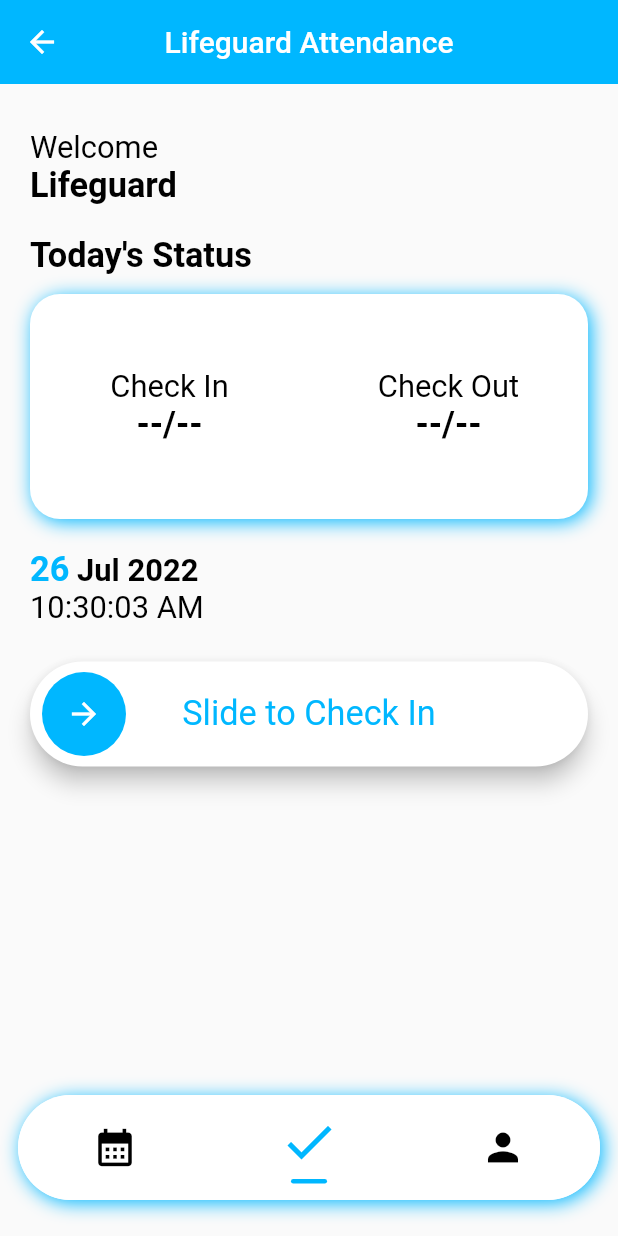
After one commit to ngicolee/C300_DrowningDetection, a Flutter app: the AttendancePage screen opened directly, item 2 of the bottom bar chosen, on a phone screen of 412 x 824 dp. The commit adds this screen. Run offline on Flutter 3.47's test engine with Material 2 defaults, Android fonts, the phone set to English and light mode, and no system bars; drawn by our look-alikes of slide_to_act; our stand-ins replace carousel_slider, cloud_firestore, firebase_auth, firebase_core, firebase_storage, google_maps_flutter and 3 more; missing offline and left inert: dart:ffi, flutter_vlc_player, twilio_flutter; accounts and stored records are empty.

Commit message:
Added Attendance Check with Realtime data

```diff
--- a/lib/models/usermodel.dart
+++ b/lib/models/usermodel.dart
@@ -1,5 +1,6 @@
 // ignore_for_file: unused_import
 
+import 'package:c300drowningdetection/pages/mainregistrationpage.dart';
 import 'package:flutter/material.dart';
 
 class UserModel {
@@ -11,3 +12,7 @@ class UserModel {
       required this.userPhoneNumber,
       required this.userRights});
 }
+
+String? get getUserName {
+  return userName;
+}
--- /dev/null
+++ b/lib/pages/attendancepage.dart
@@ -0,0 +1,120 @@
+// ignore_for_file: prefer_const_constructors, prefer_const_literals_to_create_immutables, sized_box_for_whitespace
+
+import 'package:c300drowningdetection/helpers/appcolors.dart';
+import 'package:c300drowningdetection/pages/calendarpage.dart';
+import 'package:c300drowningdetection/pages/currentdatepage.dart';
+import 'package:c300drowningdetection/pages/listitempage.dart';
+import 'package:c300drowningdetection/pages/mainhomepage.dart';
+import 'package:c300drowningdetection/pages/profilepage.dart';
+import 'package:flutter/material.dart';
+import 'package:flutter/src/foundation/key.dart';
+import 'package:flutter/src/widgets/container.dart';
+import 'package:flutter/src/widgets/framework.dart';
+
+class AttendancePage extends StatefulWidget {
+  const AttendancePage({Key? key}) : super(key: key);
+
+  @override
+  State<AttendancePage> createState() => _AttendancePageState();
+}
+
+class _AttendancePageState extends State<AttendancePage> {
+  double screenHeight = 0;
+  double screenWidth = 0;
+
+  int selectedIcon = 0;
+
+  List<IconData> navigateIcons = [
+    Icons.calendar_month,
+    Icons.check,
+    Icons.person,
+  ];
+
+  @override
+  Widget build(BuildContext context) {
+    screenHeight = MediaQuery.of(context).size.height;
+    screenWidth = MediaQuery.of(context).size.width;
+
+    return Scaffold(
+      body: IndexedStack(
+        index: selectedIcon,
+        children: [
+          CalendarPage(),
+          CurrentDatePage(),
+          ProfilePage(),
+        ],
+      ),
+      bottomNavigationBar: Container(
+        height: 70,
+        margin: EdgeInsets.only(left: 12, right: 12, bottom: 24),
+        decoration: BoxDecoration(
+          color: Colors.white,
+          borderRadius: BorderRadius.all(
+            Radius.circular(40),
+          ),
+          boxShadow: [
+            BoxShadow(
+              color: AppColors.MAIN_COLOR,
+              blurRadius: 10,
+              offset: Offset(2, 2),
+            ),
+          ],
+        ),
+        child: ClipRRect(
+          borderRadius: BorderRadius.all(
+            Radius.circular(40),
+          ),
+          child: Row(
+            crossAxisAlignment: CrossAxisAlignment.center,
+            mainAxisAlignment: MainAxisAlignment.center,
+            children: [
+              for (int i = 0; i < navigateIcons.length; i++) ...<Expanded>{
+                Expanded(
+                  child: GestureDetector(
+                    onTap: () {
+                      setState(() {
+                        selectedIcon = i;
+                      });
+                    },
+                    child: Container(
+                      height: screenHeight,
+                      width: screenWidth,
+                      color: Colors.white,
+                      child: Center(
+                        child: Column(
+                          mainAxisAlignment: MainAxisAlignment.center,
+                          children: [
+                            Icon(
+                              navigateIcons[i],
+                              color: i == selectedIcon
+                                  ? AppColors.MAIN_COLOR
+                                  : Colors.black,
+                              size: i == selectedIcon ? 40 : 30,
+                            ),
+                            i == selectedIcon
+                                ? Container(
+                                    margin: EdgeInsets.only(top: 5),
+                                    height: 3,
+                                    width: 24,
+                                    decoration: BoxDecoration(
+                                      color: AppColors.MAIN_COLOR,
+                                      borderRadius: BorderRadius.all(
+                                        Radius.circular(12),
+                                      ),
+                                    ),
+                                  )
+                                : SizedBox(),
+                          ],
+                        ),
+                      ),
+                    ),
+                  ),
+                ),
+              },
+            ],
+          ),
+        ),
+      ),
+    );
+  }
+}
--- /dev/null
+++ b/lib/pages/currentdatepage.dart
@@ -0,0 +1,357 @@
+// ignore_for_file: prefer_const_constructors, prefer_const_literals_to_create_immutables, unused_element, prefer_interpolation_to_compose_strings, avoid_print, avoid_unnecessary_containers, unused_label
+
+import 'package:c300drowningdetection/helpers/appcolors.dart';
+import 'package:c300drowningdetection/pages/listitempage.dart';
+import 'package:c300drowningdetection/pages/mainhomepage.dart';
+import 'package:cloud_firestore/cloud_firestore.dart';
+import 'package:firebase_auth/firebase_auth.dart';
+import 'package:flutter/material.dart';
+import 'package:intl/intl.dart';
+import 'package:slide_to_act/slide_to_act.dart';
+
+class CurrentDatePage extends StatefulWidget {
+  const CurrentDatePage({Key? key}) : super(key: key);
+
+  @override
+  State<CurrentDatePage> createState() => _CurrentDatePageState();
+}
+
+class _CurrentDatePageState extends State<CurrentDatePage> {
+  double screenHeight = 0;
+  double screenWidth = 0;
+
+  String email = " ";
+  String userName = " ";
+  String userRights = " ";
+  String userId = " ";
+  String userPhoneNumber = " ";
+
+  String checkIn = "--/--";
+  String checkOut = "--/--";
+
+  User? currentUser = FirebaseAuth.instance.currentUser;
+
+  bool loadPage = false;
+
+  Future<String> getUserName() async {
+    QuerySnapshot<Map<String, dynamic>> snap =
+        await FirebaseFirestore.instance.collection("users").get();
+    for (var element in snap.docs) {
+      if (currentUser?.uid == element.data()["userId"]) {
+        userName = element.data()["userName"];
+      }
+    }
+
+    return userName;
+  }
+
+  Future<String> getUserId() async {
+    QuerySnapshot<Map<String, dynamic>> snap =
+        await FirebaseFirestore.instance.collection("users").get();
+    for (var element in snap.docs) {
+      if (currentUser?.uid == element.data()["userId"]) {
+        userId = element.data()["userId"];
+      }
+    }
+
+    return userId;
+  }
+
+  @override
+  void initState() {
+    super.initState();
+    WidgetsBinding.instance.addPostFrameCallback((_) => _getRecords());
+  }
+
+  void _getRecords() async {
+    try {
+      QuerySnapshot snap = await FirebaseFirestore.instance
+          .collection("users")
+          .where("userId", isEqualTo: userId)
+          .get();
+
+      DocumentSnapshot docSnap = await FirebaseFirestore.instance
+          .collection("users")
+          .doc(snap.docs[0].id)
+          .collection("record")
+          .doc(DateFormat('dd MMMM yyyy').format(DateTime.now()))
+          .get();
+      setState(() {
+        checkIn = docSnap["checkIn"];
+        checkOut = docSnap["checkOut"];
+      });
+    } catch (e) {
+      setState(() {
+        checkIn = "--/--";
+        checkOut = "--/--";
+      });
+    }
+  }
+
+  @override
+  Widget build(BuildContext context) {
+    screenHeight = MediaQuery.of(context).size.height;
+    screenWidth = MediaQuery.of(context).size.width;
+    getUserId();
+    getUserName();
+
+    return Scaffold(
+      appBar: AppBar(
+        title: Text(
+          "Lifeguard Attendance",
+          style: TextStyle(color: Colors.white),
+        ),
+        centerTitle: true,
+        backgroundColor: AppColors.MAIN_COLOR,
+        elevation: 0.0,
+        leading: IconButton(
+          icon: Icon(Icons.arrow_back, color: Colors.white),
+          onPressed: () {
+            Navigator.of(context).pushReplacement(
+              MaterialPageRoute(
+                builder: (ctx) => ListItemsPage(
+                  appbarName: 'Featured Page',
+                  snapshot: featuredSnapshot,
+                  name: 'Featured',
+                ),
+              ),
+            );
+          },
+        ),
+      ),
+      body: SingleChildScrollView(
+        padding: EdgeInsets.all(20),
+        child: Column(
+          children: [
+            Container(
+              margin: EdgeInsets.only(top: 10),
+              alignment: Alignment.centerLeft,
+              child: Text(
+                "Welcome",
+                style:
+                    TextStyle(color: Colors.black, fontSize: screenWidth / 20),
+              ),
+            ),
+            Container(
+              alignment: Alignment.centerLeft,
+              child: Text(
+                "Lifeguard " + userName,
+                style: TextStyle(
+                    color: Colors.black,
+                    fontSize: screenWidth / 18,
+                    fontWeight: FontWeight.bold),
+              ),
+            ),
+            Container(
+              margin: EdgeInsets.only(top: 20),
+              alignment: Alignment.centerLeft,
+              child: Text(
+                "Today's Status",
+                style: TextStyle(
+                    color: Colors.black,
+                    fontSize: screenWidth / 18,
+                    fontWeight: FontWeight.bold),
+              ),
+            ),
+            Container(
+              height: 150,
+              margin: EdgeInsets.only(top: 12, bottom: 20),
+              decoration: BoxDecoration(
+                color: Colors.white,
+                boxShadow: [
+                  BoxShadow(
+                    color: AppColors.MAIN_COLOR,
+                    blurRadius: 10,
+                    offset: Offset(2, 2),
+                  ),
+                ],
+                borderRadius: BorderRadius.all(
+                  Radius.circular(20),
+                ),
+              ),
+              child: Row(
+                mainAxisAlignment: MainAxisAlignment.center,
+                crossAxisAlignment: CrossAxisAlignment.center,
+                children: [
+                  Expanded(
+                    child: Column(
+                      mainAxisAlignment: MainAxisAlignment.center,
+                      crossAxisAlignment: CrossAxisAlignment.center,
+                      children: [
+                        Text(
+                          "Check In",
+                          style: TextStyle(
+                              fontSize: screenWidth / 20, color: Colors.black),
+                        ),
+                        Text(
+                          checkIn,
+                          style: TextStyle(
+                              fontSize: screenWidth / 18,
+                              color: Colors.black,
+                              fontWeight: FontWeight.bold),
+                        ),
+                      ],
+                    ),
+                  ),
+                  Expanded(
+                    child: Column(
+                      mainAxisAlignment: MainAxisAlignment.center,
+                      crossAxisAlignment: CrossAxisAlignment.center,
+                      children: [
+                        Text(
+                          "Check Out",
+                          style: TextStyle(
+                              fontSize: screenWidth / 20, color: Colors.black),
+                        ),
+                        Text(
+                          checkOut,
+                          style: TextStyle(
+                              fontSize: screenWidth / 18,
+                              color: Colors.black,
+                              fontWeight: FontWeight.bold),
+                        ),
+                      ],
+                    ),
+                  ),
+                ],
+              ),
+            ),
+            Container(
+              alignment: Alignment.centerLeft,
+              child: RichText(
+                text: TextSpan(
+                  text: DateTime.now().day.toString(),
+                  style: TextStyle(
+                      color: AppColors.MAIN_COLOR,
+                      fontSize: screenWidth / 18,
+                      fontWeight: FontWeight.bold),
+                  children: [
+                    TextSpan(
+                      text: DateFormat(' MMM yyyy').format(
+                        DateTime.now(),
+                      ),
+                      style: TextStyle(
+                          color: Colors.black, fontSize: screenWidth / 20),
+                    ),
+                  ],
+                ),
+              ),
+            ),
+            StreamBuilder(
+                stream: Stream.periodic(
+                  const Duration(seconds: 1),
+                ),
+                builder: (context, snapshot) {
+                  return Container(
+                    alignment: Alignment.centerLeft,
+                    child: Text(
+                      DateFormat('hh:mm:ss a').format(
+                        DateTime.now(),
+                      ),
+                      style: TextStyle(
+                        fontSize: screenWidth / 20,
+                        color: Colors.black,
+                      ),
+                    ),
+                  );
+                }),
+            checkOut == "--/--"
+                ? Container(
+                    margin: const EdgeInsets.only(top: 24),
+                    child: Builder(
+                      builder: (context) {
+                        final GlobalKey<SlideActionState> slideKey =
+                            GlobalKey();
+
+                        return SlideAction(
+                          text: checkIn == "--/--"
+                              ? "Slide to Check In"
+                              : "Slide to Check Out",
+                          innerColor: AppColors.MAIN_COLOR,
+                          outerColor: Colors.white,
+                          textStyle: TextStyle(
+                            color: AppColors.MAIN_COLOR,
+                            fontSize: screenWidth / 18,
+                          ),
+                          key: slideKey,
+                          onSubmit: () async {
+                            slideKey.currentState!.reset();
+                            QuerySnapshot<Map<String, dynamic>> snap =
+                                await FirebaseFirestore.instance
+                                    .collection("users")
+                                    .where("userId", isEqualTo: userId)
+                                    .get();
+                            for (var element in snap.docs) {
+                              if (currentUser?.uid ==
+                                  element.data()["userId"]) {
+                                userId = element.data()["userId"];
+                              }
+                            }
+
+                            DocumentSnapshot docSnap = await FirebaseFirestore
+                                .instance
+                                .collection("users")
+                                .doc(snap.docs[0].id)
+                                .collection("record")
+                                .doc(DateFormat('dd MMMM yyyy')
+                                    .format(DateTime.now()))
+                                .get();
+
+                            try {
+                              String checkIn = docSnap['checkIn'];
+
+                              setState(() {
+                                checkOut =
+                                    DateFormat('hh:mm').format(DateTime.now());
+                              });
+                              await FirebaseFirestore.instance
+                                  .collection("users")
+                                  .doc(snap.docs[0].id)
+                                  .collection("record")
+                                  .doc(DateFormat('dd MMMM yyyy')
+                                      .format(DateTime.now()))
+                                  .update(
+                                {
+                                  'checkIn': checkIn,
+                                  'checkOut':
+                                      DateFormat('hh:mm').format(DateTime.now())
+                                },
+                              );
+                            } catch (e) {
+                              setState(() {
+                                checkIn =
+                                    DateFormat('hh:mm').format(DateTime.now());
+                              });
+                              await FirebaseFirestore.instance
+                                  .collection("users")
+                                  .doc(snap.docs[0].id)
+                                  .collection("record")
+                                  .doc(DateFormat('dd MMMM yyyy')
+                                      .format(DateTime.now()))
+                                  .set(
+                                {
+                                  'checkIn': DateFormat('hh:mm').format(
+                                    DateTime.now(),
+                                  ),
+                                },
+                              );
+                            }
+                          },
+                        );
+                      },
+                    ),
+                  )
+                : Container(
+                    margin: EdgeInsets.only(top: 32),
+                    child: Text(
+                      "You have completed today's day.",
+                      style: TextStyle(
+                          color: Colors.black, fontSize: screenWidth / 20),
+                    ),
+                  ),
+          ],
+        ),
+      ),
+    );
+  }
+}
--- a/pubspec.yaml
+++ b/pubspec.yaml
@@ -55,7 +55,12 @@ dependencies:
   # Profile Image Picker
   image_picker: ^0.8.5+3
 
+  # Video Player
   video_player: ^2.4.5
+
+  # Attendance Slider & Functions
+  slide_to_act: ^2.0.1
+  intl: ^0.17.0
 
 dev_dependencies:
   flutter_test:
```
Also changed, not shown: lib/pages/calendarpage.dart (added, +24 -0 lines), lib/pages/listitempage.dart (+16 -15 lines), lib/pages/mainhomepage.dart (+10 -26 lines), assets/imgs/Calendar.png (added), pubspec.lock.
